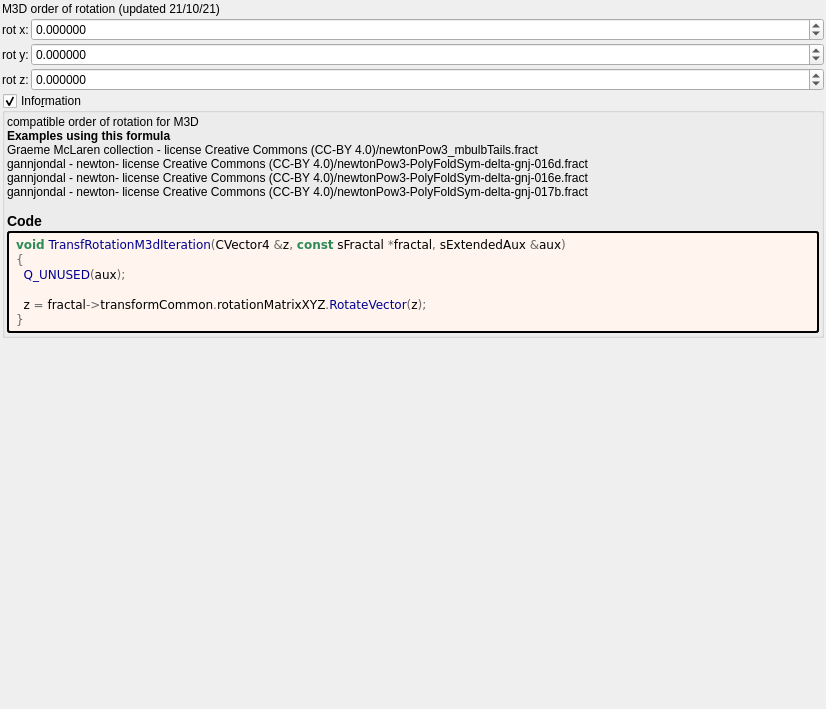
The window that mandelbulber2/deploy/share/mandelbulber2/formula/ui/transf_rotation_m3d.ui (irinox-ctrl/mandelbulber2) describes before a commit, drawn with Qt 5.
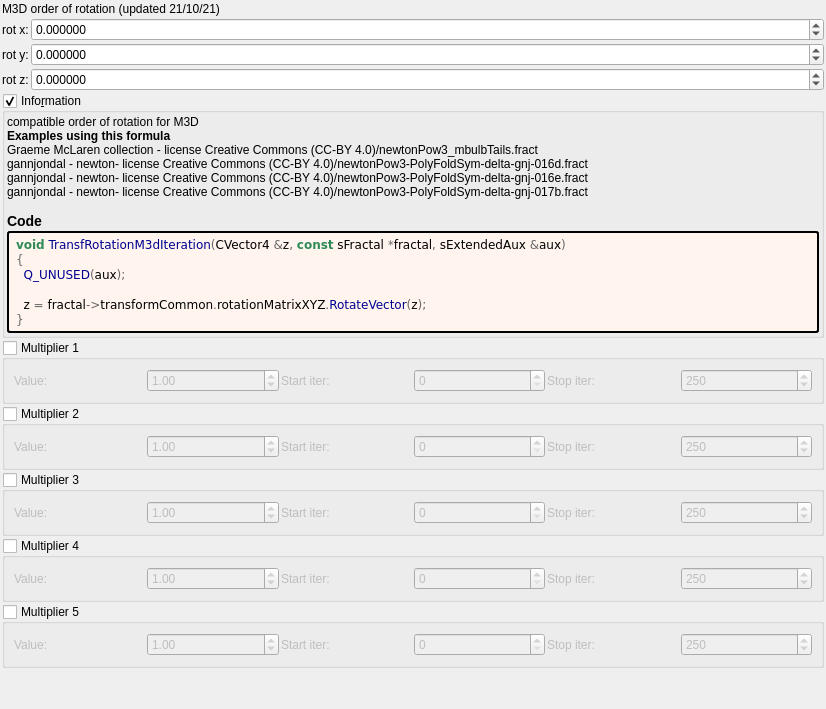
The same window after the commit. Custom widgets are drawn as their Qt base class.

Commit message:
feat: add 5 general-purpose multipliers to all 1007 fractal formulas
Each multiplier has:
- Checkbox (OFF by default)
- Value spinbox (default 1.0, range -100 to 100)
- Iteration start/stop range

Logic: z *= value; DE *= |value|;

Uses existing transformCommon parameters:
- Checkboxes: functionEnabledBx/By/Bz/Bw/CzFalse
- Values: scale4/5/6/8/16
- Ranges: startIterationsB-F/stopIterationsB-F

Modified 1007 .cpp (CPU), 1006 .cl (GPU), 1023 .ui files.
Both source (formula/) and deploy (deploy/share/) copies updated.

Patch:
```diff
--- a/mandelbulber2/deploy/share/mandelbulber2/formula/ui/transf_rotation_m3d.ui
+++ b/mandelbulber2/deploy/share/mandelbulber2/formula/ui/transf_rotation_m3d.ui
@@ -232,6 +232,192 @@
      </layout>
     </widget>
    </item>
+   <item>
+    <widget class="MyGroupBox" name="groupCheck_transf_function_enabledBx_false">
+     <property name="title"><string>Multiplier 1</string></property>
+     <property name="checkable"><bool>true</bool></property>
+     <property name="checked"><bool>false</bool></property>
+     <layout class="QGridLayout" name="gridLayout_mult1">
+      <property name="spacing"><number>2</number></property>
+      <item row="0" column="0">
+       <widget class="QLabel"><property name="text"><string>Value:</string></property></widget>
+      </item>
+      <item row="0" column="1">
+       <widget class="MyDoubleSpinBox" name="spinbox_transf_scale_4">
+        <property name="minimum"><double>-100.0</double></property><property name="maximum"><double>100.0</double></property>
+        <property name="singleStep"><double>0.01</double></property><property name="value"><double>1.0</double></property>
+       </widget>
+      </item>
+      <item row="0" column="2">
+       <widget class="QLabel"><property name="text"><string>Start iter:</string></property></widget>
+      </item>
+      <item row="0" column="3">
+       <widget class="MySpinBox" name="spinboxInt_transf_start_iterations_B">
+        <property name="minimum"><number>0</number></property><property name="maximum"><number>10000</number></property>
+        <property name="value"><number>0</number></property>
+       </widget>
+      </item>
+      <item row="0" column="4">
+       <widget class="QLabel"><property name="text"><string>Stop iter:</string></property></widget>
+      </item>
+      <item row="0" column="5">
+       <widget class="MySpinBox" name="spinboxInt_transf_stop_iterations_B">
+        <property name="minimum"><number>0</number></property><property name="maximum"><number>10000</number></property>
+        <property name="value"><number>250</number></property>
+       </widget>
+      </item>
+     </layout>
+    </widget>
+   </item>
+   <item>
+    <widget class="MyGroupBox" name="groupCheck_transf_function_enabledBy_false">
+     <property name="title"><string>Multiplier 2</string></property>
+     <property name="checkable"><bool>true</bool></property>
+     <property name="checked"><bool>false</bool></property>
+     <layout class="QGridLayout" name="gridLayout_mult2">
+      <property name="spacing"><number>2</number></property>
+      <item row="0" column="0">
+       <widget class="QLabel"><property name="text"><string>Value:</string></property></widget>
+      </item>
+      <item row="0" column="1">
+       <widget class="MyDoubleSpinBox" name="spinbox_transf_scale_5">
+        <property name="minimum"><double>-100.0</double></property><property name="maximum"><double>100.0</double></property>
+        <property name="singleStep"><double>0.01</double></property><property name="value"><double>1.0</double></property>
+       </widget>
+      </item>
+      <item row="0" column="2">
+       <widget class="QLabel"><property name="text"><string>Start iter:</string></property></widget>
+      </item>
+      <item row="0" column="3">
+       <widget class="MySpinBox" name="spinboxInt_transf_start_iterations_C">
+        <property name="minimum"><number>0</number></property><property name="maximum"><number>10000</number></property>
+        <property name="value"><number>0</number></property>
+       </widget>
+      </item>
+      <item row="0" column="4">
+       <widget class="QLabel"><property name="text"><string>Stop iter:</string></property></widget>
+      </item>
+      <item row="0" column="5">
+       <widget class="MySpinBox" name="spinboxInt_transf_stop_iterations_C">
+        <property name="minimum"><number>0</number></property><property name="maximum"><number>10000</number></property>
+        <property name="value"><number>250</number></property>
+       </widget>
+      </item>
+     </layout>
+    </widget>
+   </item>
+   <item>
+    <widget class="MyGroupBox" name="groupCheck_transf_function_enabledBz_false">
+     <property name="title"><string>Multiplier 3</string></property>
+     <property name="checkable"><bool>true</bool></property>
+     <property name="checked"><bool>false</bool></property>
+     <layout class="QGridLayout" name="gridLayout_mult3">
+      <property name="spacing"><number>2</number></property>
+      <item row="0" column="0">
+       <widget class="QLabel"><property name="text"><string>Value:</string></property></widget>
+      </item>
+      <item row="0" column="1">
+       <widget class="MyDoubleSpinBox" name="spinbox_transf_scale_6">
+        <property name="minimum"><double>-100.0</double></property><property name="maximum"><double>100.0</double></property>
+        <property name="singleStep"><double>0.01</double></property><property name="value"><double>1.0</double></property>
+       </widget>
+      </item>
+      <item row="0" column="2">
+       <widget class="QLabel"><property name="text"><string>Start iter:</string></property></widget>
+      </item>
+      <item row="0" column="3">
+       <widget class="MySpinBox" name="spinboxInt_transf_start_iterations_D">
+        <property name="minimum"><number>0</number></property><property name="maximum"><number>10000</number></property>
+        <property name="value"><number>0</number></property>
+       </widget>
+      </item>
+      <item row="0" column="4">
+       <widget class="QLabel"><property name="text"><string>Stop iter:</string></property></widget>
+      </item>
+      <item row="0" column="5">
+       <widget class="MySpinBox" name="spinboxInt_transf_stop_iterations_D">
+        <property name="minimum"><number>0</number></property><property name="maximum"><number>10000</number></property>
+        <property name="value"><number>250</number></property>
+       </widget>
+      </item>
+     </layout>
+    </widget>
+   </item>
+   <item>
+    <widget class="MyGroupBox" name="groupCheck_transf_function_enabledBw_false">
+     <property name="title"><string>Multiplier 4</string></property>
+     <property name="checkable"><bool>true</bool></property>
+     <property name="checked"><bool>false</bool></property>
+     <layout class="QGridLayout" name="gridLayout_mult4">
+      <property name="spacing"><number>2</number></property>
+      <item row="0" column="0">
+       <widget class="QLabel"><property name="text"><string>Value:</string></property></widget>
+      </item>
+      <item row="0" column="1">
+       <widget class="MyDoubleSpinBox" name="spinbox_transf_scale_8">
+        <property name="minimum"><double>-100.0</double></property><property name="maximum"><double>100.0</double></property>
+        <property name="singleStep"><double>0.01</double></property><property name="value"><double>1.0</double></property>
+       </widget>
+      </item>
+      <item row="0" column="2">
+       <widget class="QLabel"><property name="text"><string>Start iter:</string></property></widget>
+      </item>
+      <item row="0" column="3">
+       <widget class="MySpinBox" name="spinboxInt_transf_start_iterations_E">
+        <property name="minimum"><number>0</number></property><property name="maximum"><number>10000</number></property>
+        <property name="value"><number>0</number></property>
+       </widget>
+      </item>
+      <item row="0" column="4">
+       <widget class="QLabel"><property name="text"><string>Stop iter:</string></property></widget>
+      </item>
+      <item row="0" column="5">
+       <widget class="MySpinBox" name="spinboxInt_transf_stop_iterations_E">
+        <property name="minimum"><number>0</number></property><property name="maximum"><number>10000</number></property>
+        <property name="value"><number>250</number></property>
+       </widget>
+      </item>
+     </layout>
+    </widget>
+   </item>
+   <item>
+    <widget class="MyGroupBox" name="groupCheck_transf_function_enabledCz_false">
+     <property name="title"><string>Multiplier 5</string></property>
+     <property name="checkable"><bool>true</bool></property>
+     <property name="checked"><bool>false</bool></property>
+     <layout class="QGridLayout" name="gridLayout_mult5">
+      <property name="spacing"><number>2</number></property>
+      <item row="0" column="0">
+       <widget class="QLabel"><property name="text"><string>Value:</string></property></widget>
+      </item>
+      <item row="0" column="1">
+       <widget class="MyDoubleSpinBox" name="spinbox_transf_scale_16">
+        <property name="minimum"><double>-100.0</double></property><property name="maximum"><double>100.0</double></property>
+        <property name="singleStep"><double>0.01</double></property><property name="value"><double>1.0</double></property>
+       </widget>
+      </item>
+      <item row="0" column="2">
+       <widget class="QLabel"><property name="text"><string>Start iter:</string></property></widget>
+      </item>
+      <item row="0" column="3">
+       <widget class="MySpinBox" name="spinboxInt_transf_start_iterations_F">
+        <property name="minimum"><number>0</number></property><property name="maximum"><number>10000</number></property>
+        <property name="value"><number>0</number></property>
+       </widget>
+      </item>
+      <item row="0" column="4">
+       <widget class="QLabel"><property name="text"><string>Stop iter:</string></property></widget>
+      </item>
+      <item row="0" column="5">
+       <widget class="MySpinBox" name="spinboxInt_transf_stop_iterations_F">
+        <property name="minimum"><number>0</number></property><property name="maximum"><number>10000</number></property>
+        <property name="value"><number>250</number></property>
+       </widget>
+      </item>
+     </layout>
+    </widget>
+   </item>
+
    <item>
     <spacer name="verticalSpacer">
      <property name="orientation">
@@ -259,6 +445,11 @@
    <extends>QDoubleSpinBox</extends>
    <header>my_double_spin_box.h</header>
   </customwidget>
+   <customwidget>
+   <class>MySpinBox</class>
+   <extends>QSpinBox</extends>
+   <header>my_spin_box.h</header>
+  </customwidget>
  </customwidgets>
  <tabstops>
   <tabstop>groupCheck_info</tabstop>
```
The commit also changes 3972 other files.
